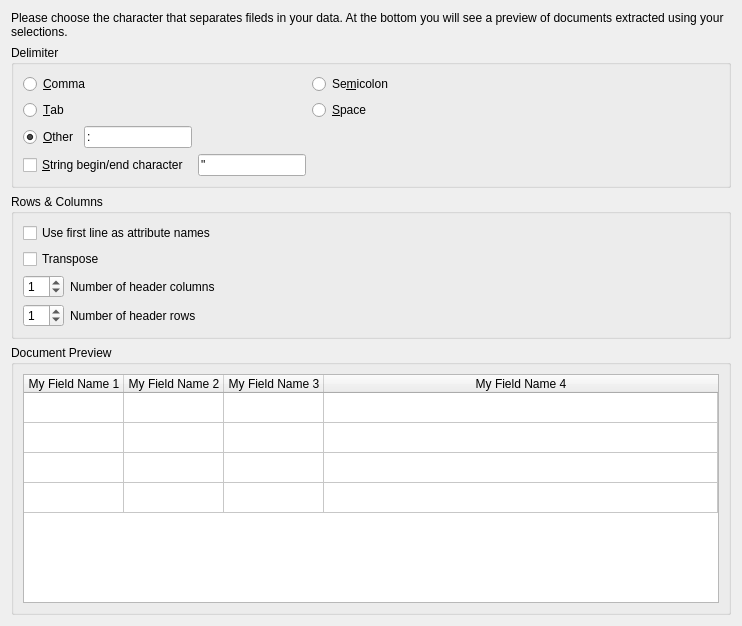
Old version of the form Application/Resources/UI/voDelimitedTextImportWidget.ui in the repository Kitware/Visomics.
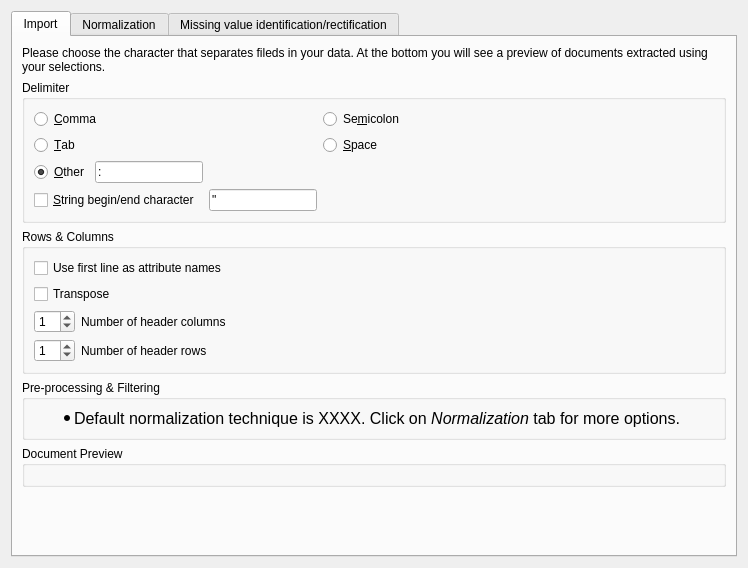
New version of the form. Custom widgets are drawn as their Qt base class.

Commit message:
Add "normalization" and "filtering" tabs
voDelimitedTextPreview is now promoted within voDelimitedTextWidget

```diff
--- a/Application/Resources/UI/voDelimitedTextImportWidget.ui
+++ b/Application/Resources/UI/voDelimitedTextImportWidget.ui
@@ -6,13 +6,23 @@
    <rect>
     <x>0</x>
     <y>0</y>
-    <width>742</width>
-    <height>626</height>
+    <width>748</width>
+    <height>568</height>
    </rect>
   </property>
   <property name="windowTitle">
    <string>Form</string>
   </property>
+  <layout class="QVBoxLayout" name="verticalLayout_3">
+   <item>
+    <widget class="QTabWidget" name="ImportStepTabWidget">
+     <property name="currentIndex">
+      <number>0</number>
+     </property>
+     <widget class="QWidget" name="ImportTab">
+      <attribute name="title">
+       <string>Import</string>
+      </attribute>
   <layout class="QVBoxLayout" name="verticalLayout_2">
    <item>
     <widget class="QLabel" name="label">
@@ -146,6 +156,26 @@
      </layout>
     </widget>
    </item>
+       <item>
+        <widget class="QGroupBox" name="groupBox_4">
+         <property name="title">
+          <string>Pre-processing &amp;&amp; Filtering</string>
+         </property>
+         <layout class="QVBoxLayout" name="verticalLayout_4">
+          <item>
+           <widget class="QLabel" name="label_2">
+            <property name="text">
+             <string>&lt;!DOCTYPE HTML PUBLIC &quot;-//W3C//DTD HTML 4.0//EN&quot; &quot;http://www.w3.org/TR/REC-html40/strict.dtd&quot;&gt;
+&lt;html&gt;&lt;head&gt;&lt;meta name=&quot;qrichtext&quot; content=&quot;1&quot; /&gt;&lt;style type=&quot;text/css&quot;&gt;
+p, li { white-space: pre-wrap; }
+&lt;/style&gt;&lt;/head&gt;&lt;body style=&quot; font-family:'Sans Serif'; font-size:12pt; font-weight:400; font-style:normal;&quot;&gt;
+&lt;ul style=&quot;margin-top: 0px; margin-bottom: 0px; margin-left: 0px; margin-right: 0px; -qt-list-indent: 1;&quot;&gt;&lt;li style=&quot; margin-top:12px; margin-bottom:0px; margin-left:0px; margin-right:0px; -qt-block-indent:0; text-indent:0px;&quot;&gt;Default normalization technique is XXXX. Click on &lt;span style=&quot; font-style:italic;&quot;&gt;Normalization&lt;/span&gt; tab for more options.&lt;/li&gt;&lt;/ul&gt;&lt;/body&gt;&lt;/html&gt;</string>
+            </property>
+           </widget>
+          </item>
+         </layout>
+        </widget>
+       </item>
    <item>
     <widget class="QGroupBox" name="groupBox_2">
      <property name="title">
@@ -153,47 +183,48 @@
      </property>
      <layout class="QVBoxLayout" name="verticalLayout">
       <item>
-       <widget class="QTableWidget" name="PreviewTableWidget">
-        <property name="rowCount">
-         <number>4</number>
-        </property>
-        <attribute name="horizontalHeaderStretchLastSection">
-         <bool>true</bool>
-        </attribute>
-        <attribute name="verticalHeaderVisible">
-         <bool>false</bool>
-        </attribute>
-        <row/>
-        <row/>
-        <row/>
-        <row/>
-        <column>
-         <property name="text">
-          <string>My Field Name 1</string>
+           <widget class="voDelimitedTextPreview" name="DocumentPreviewWidget" native="true"/>
+          </item>
+         </layout>
+        </widget>
+       </item>
+       <item>
+        <spacer name="verticalSpacer">
+         <property name="orientation">
+          <enum>Qt::Vertical</enum>
+         </property>
+         <property name="sizeHint" stdset="0">
+          <size>
+           <width>20</width>
+           <height>40</height>
+          </size>
          </property>
-        </column>
-        <column>
-         <property name="text">
-          <string>My Field Name 2</string>
-         </property>
-        </column>
-        <column>
-         <property name="text">
-          <string>My Field Name 3</string>
-         </property>
-        </column>
-        <column>
-         <property name="text">
-          <string>My Field Name 4</string>
-         </property>
-        </column>
-       </widget>
+        </spacer>
       </item>
      </layout>
     </widget>
+     <widget class="QWidget" name="NormalizationTab">
+      <attribute name="title">
+       <string>Normalization</string>
+      </attribute>
+     </widget>
+     <widget class="QWidget" name="MissingValueIdentificationRectificationTab">
+      <attribute name="title">
+       <string>Missing value identification/rectification</string>
+      </attribute>
+     </widget>
+    </widget>
    </item>
   </layout>
  </widget>
+ <customwidgets>
+  <customwidget>
+   <class>voDelimitedTextPreview</class>
+   <extends>QWidget</extends>
+   <header>voDelimitedTextPreview.h</header>
+   <container>1</container>
+  </customwidget>
+ </customwidgets>
  <resources/>
  <connections/>
 </ui>
```
Lines whose indentation alone changed are shown as unchanged. The commit also changes 1 other file.
